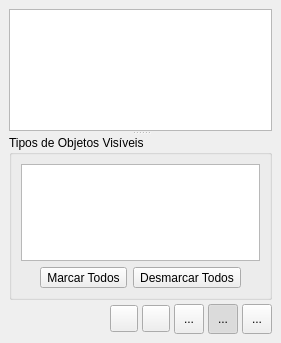
First picture: the form in libpgmodeler_ui/ui/visaoobjetoswidget.ui, repository pgmodeler/pgmodeler, before the edit.
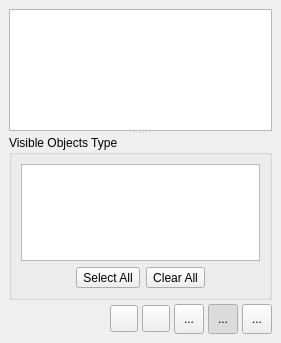
Second picture: the form after the edit. Icons and pictures are not drawn.

Diff of the .ui file:
```diff
--- a/libpgmodeler_ui/ui/visaoobjetoswidget.ui
+++ b/libpgmodeler_ui/ui/visaoobjetoswidget.ui
@@ -294,7 +294,7 @@
            </size>
           </property>
           <property name="title">
-           <string>Tipos de Objetos Visíveis</string>
+           <string>Visible Objects Type</string>
           </property>
           <property name="flat">
            <bool>false</bool>
@@ -349,14 +349,14 @@
              <item>
               <widget class="QToolButton" name="marcar_tb">
                <property name="text">
-                <string>Marcar Todos</string>
+                <string>Select All</string>
                </property>
               </widget>
              </item>
              <item>
               <widget class="QToolButton" name="desmarcar_tb">
                <property name="text">
-                <string>Desmarcar Todos</string>
+                <string>Clear All</string>
                </property>
               </widget>
              </item>
```
Left out of the diff: 12 changed lines with no effect on the pictures.
